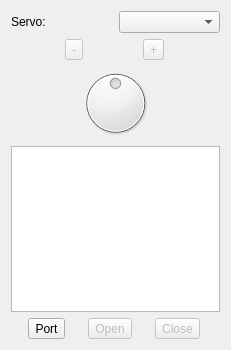
Before: the Qt Designer form visao-c/workspace/inmoov_qt/src/remotecontrolwindow.ui in xtarke/visao, drawn with Qt 5.
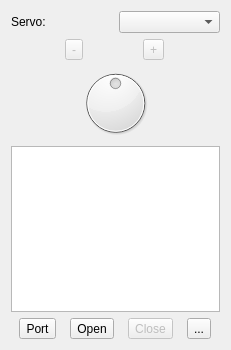
After: the same form once the commit is applied.

Diff of the .ui file:
```diff
--- a/visao-c/workspace/inmoov_qt/src/remotecontrolwindow.ui
+++ b/visao-c/workspace/inmoov_qt/src/remotecontrolwindow.ui
@@ -85,7 +85,7 @@
        <item>
         <widget class="QToolButton" name="toolButtonOpen">
          <property name="enabled">
-          <bool>false</bool>
+          <bool>true</bool>
          </property>
          <property name="text">
           <string>Open</string>
@@ -102,6 +102,13 @@
          </property>
         </widget>
        </item>
+       <item>
+        <widget class="QToolButton" name="toolButtonMov">
+         <property name="text">
+          <string>...</string>
+         </property>
+        </widget>
+       </item>
       </layout>
      </item>
     </layout>
```
